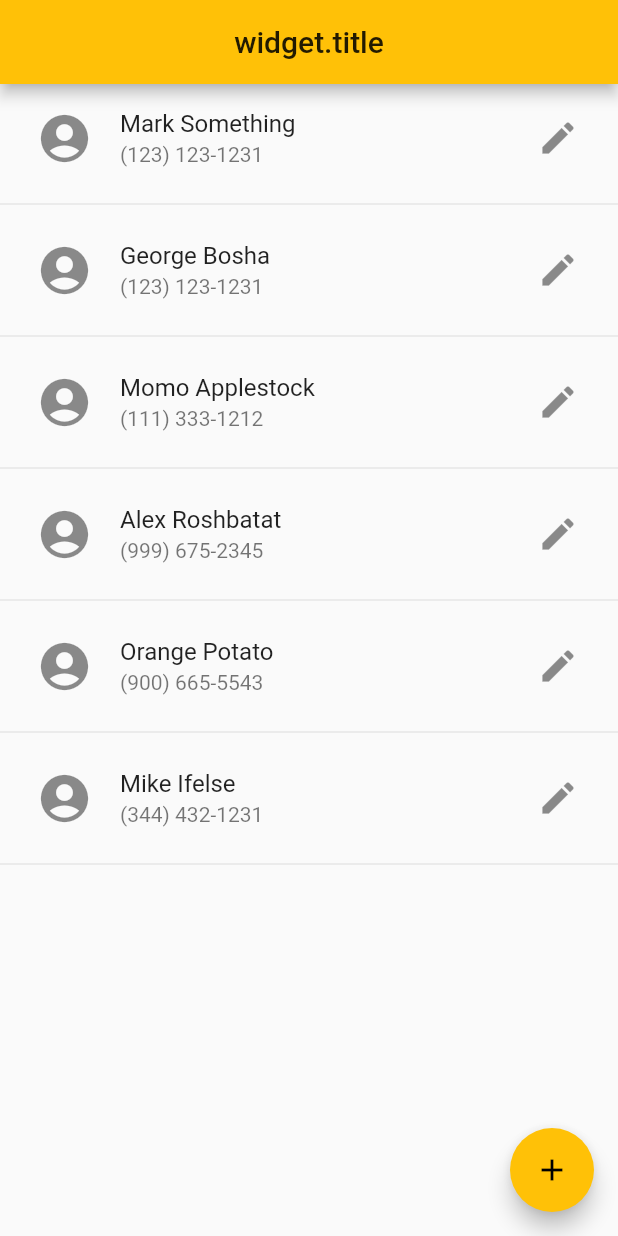
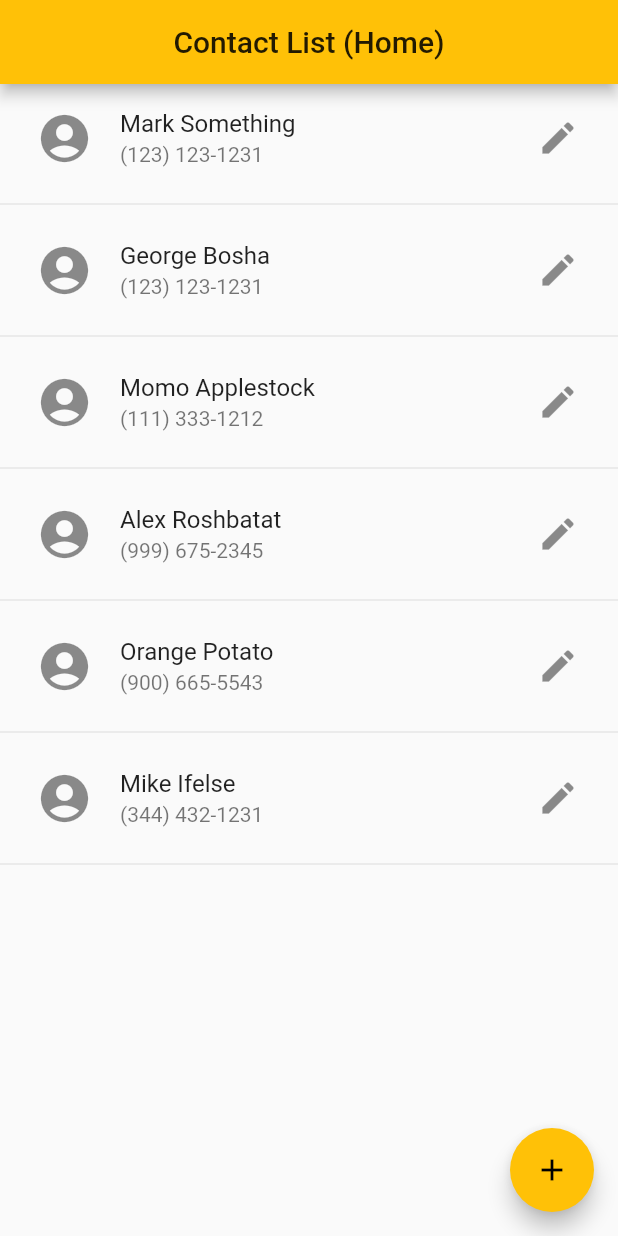
Before and after one commit to AlexVar196/FlutterContactList, a Flutter app: the screen it shows after launch, on a phone screen of 412 x 824 dp. Run offline on Flutter 3.47's test engine with Material 2 defaults, Android fonts, the phone set to English and light mode, and no system bars; our stand-ins replace mvc_pattern.

Commit message:
finalized MVC pattern

```diff
--- a/lib/controller/contact_list_controller.dart
+++ /dev/null
@@ -1,21 +0,0 @@
-import 'package:mvc_pattern/mvc_pattern.dart';
-import '../model/contact_list_model.dart';
-
-class ContactListController extends ControllerMVC  {
-
-  static ContactListController _controller = ContactListController._internal();
-
-  /// Singleton Factory
-  factory ContactListController(){
-    if (_controller == null) _controller = ContactListController._internal();
-    return _controller;
-  }
-
-  ContactListController._internal();
-  /// Allow for easy access to 'the Controller' throughout the application.
-  static ContactListController get con => _controller;
-
-  int get counter => ContactListModel.num;
-  int _counter = 0;
-  void incrementCounter() => _counter++;
-}
--- /dev/null
+++ b/lib/controller/contact_list_home_controller.dart
@@ -0,0 +1,62 @@
+import 'dart:convert';
+import 'dart:developer';
+
+import 'package:flutter/material.dart';
+import 'package:flutter/src/widgets/framework.dart';
+import 'package:flutter_app/model/contact_model.dart';
+import 'package:flutter_app/view/contact_info_page.dart';
+import 'package:flutter_app/view/contact_list_edit_page.dart';
+import 'package:mvc_pattern/mvc_pattern.dart';
+import '../model/contact_list_model.dart';
+import '../model/contact_list_data_string.dart' as contactListData;
+
+class ContactListHomeController extends ControllerMVC {
+  static ContactListHomeController _controller =
+      ContactListHomeController._internal();
+
+  /// Singleton Factory
+  factory ContactListHomeController() {
+    if (_controller == null)
+      _controller = ContactListHomeController._internal();
+    return _controller;
+  }
+
+  ContactListHomeController._internal();
+
+  /// Allow for easy access to 'the Controller' throughout the application.
+  static ContactListHomeController get con => _controller;
+
+  int get counter => ContactListModel.num;
+
+  void addContact() => ContactListModel().addContact();
+
+  void onEditContactPressed(NavigatorState nav, ContactModel contact) {
+    String name = contact.getFullName();
+    log("ContactListHomeController: onEditContactPressed for $name");
+    nav.push(MaterialPageRoute(builder: (context) => ContactListEditPage(contact)));
+  }
+
+  void onViewContactPressed(NavigatorState nav, ContactModel contact) {
+    nav.push(MaterialPageRoute(builder: (context) => ContactInfoPage(contact)));
+    log("ContactListHomeController: onViewContactPressed");
+/*
+    String name = contact.getFullName();
+    log("controller onViewContactPressed for $name");*/
+/*
+    Navigator.of(context).push(
+        MaterialPageRoute(builder: (context) => ContactInfoPage(contact)));
+    log("ContactListHomeController: onAddContactPressed");*/
+  }
+
+  void onAddContactPressed() {
+    log("ContactListHomeController: onAddContactPressed");
+  }
+
+  List<ContactModel> parseContactsFromJson() {
+    var jsonData = jsonDecode(contactListData.data) as List;
+    List<ContactModel> contacts =
+        jsonData.map((x) => ContactModel.fromJson(x)).toList();
+    print(contacts);
+    return contacts;
+  }
+}
--- a/lib/model/contact_list_model.dart
+++ b/lib/model/contact_list_model.dart
@@ -1,8 +1,15 @@
-class ContactListModel{
-    static int _num =0;
-    static int get num => _num;
+import '../model/contact_model.dart';
 
+class ContactListModel {
+  static int _num = 0;
 
+  static int get num => _num;
 
+  static List<ContactModel>? contactList = null;
 
+  void addContact() {}
+
+  void removeContact() {}
+
+  void editContact() {}
 }
--- /dev/null
+++ b/lib/view/contact_info_page.dart
@@ -0,0 +1,93 @@
+import 'dart:convert';
+import 'dart:core';
+import 'package:flutter/material.dart';
+import 'dart:developer';
+import '../model/contact_model.dart';
+import '../controller/edit_page_controller.dart';
+import '../model/contact_list_data_string.dart' as contactListData;
+
+class ContactInfoPage extends StatefulWidget {
+  ContactInfoPage(this.contact, {Key? key}) : super(key: key);
+
+  final ContactModel contact;
+  final String title = "Contact List (Home)";
+
+  @override
+  _ContactListEditPage createState() => _ContactListEditPage();
+}
+
+class _ContactListEditPage extends State<ContactInfoPage> {
+  final EditPageController _con = EditPageController();
+
+  String getInitials(String name) => name.isNotEmpty
+      ? name.trim().split(' ').map((l) => l[0]).take(3).join()
+      : '';
+
+  @override
+  Widget build(BuildContext context) {
+    return Scaffold(
+      appBar: AppBar(
+        title: Text(widget.contact.getFullName()),
+        actions: <Widget>[
+          IconButton(
+              icon: Icon(Icons.edit),
+              onPressed: () {
+                log("Icons.edit for ${widget.contact.getFullName()}");
+              })
+        ],
+      ),
+      body: SafeArea(
+        child: Column(mainAxisAlignment: MainAxisAlignment.center, children: [
+          CircleAvatar(
+            child: Text(getInitials(widget.contact.getFullName()).toUpperCase(),
+                style: TextStyle(fontSize: 45)),
+            radius: 60.0,
+            backgroundColor: Colors.amber,
+          ),
+          SizedBox(height: 15),
+          Text(
+            widget.contact.getFullName(),
+            style: TextStyle(
+                fontSize: 27.0,
+                fontFamily: 'Source Sans Pro',
+                color: Colors.amber,
+                fontWeight: FontWeight.bold,
+                letterSpacing: 2.5),
+          ),
+          Card(
+            margin: EdgeInsets.symmetric(vertical: 10.0, horizontal: 25.0),
+            child: ListTile(
+              leading: Icon(
+                Icons.phone,
+                color: Colors.cyan,
+              ),
+              title: Text(
+                widget.contact.getPhoneNumber(),
+                style: TextStyle(
+                    fontSize: 20.0,
+                    fontFamily: 'Source Sans Pro',
+                    color: Colors.cyan),
+              ),
+            ),
+          ),
+          Card(
+            margin: EdgeInsets.symmetric(vertical: 10.0, horizontal: 25.0),
+            child: ListTile(
+              leading: Icon(
+                Icons.email,
+                color: Colors.cyan,
+              ),
+              title: Text(
+                widget.contact.getEmail(),
+                style: TextStyle(
+                    fontFamily: 'Source Sans Pro',
+                    fontSize: 20.0,
+                    color: Colors.cyan),
+              ),
+            ),
+          ),
+        ]),
+      ),
+    );
+  }
+}
--- /dev/null
+++ b/lib/view/contact_list_edit_page.dart
@@ -0,0 +1,89 @@
+import 'dart:convert';
+import 'dart:core';
+import 'package:flutter/material.dart';
+import 'dart:developer';
+import '../model/contact_model.dart';
+import '../controller/edit_page_controller.dart';
+import '../model/contact_list_data_string.dart' as contactListData;
+
+class ContactListEditPage extends StatefulWidget {
+  ContactListEditPage(this.contact, {Key? key}) : super(key: key);
+
+  final ContactModel contact;
+  final String title = "Contact List (Home)";
+
+  @override
+  _ContactListEditPage createState() => _ContactListEditPage();
+}
+
+class _ContactListEditPage extends State<ContactListEditPage> {
+  final EditPageController _con = EditPageController();
+
+  @override
+  Widget build(BuildContext context) {
+    return Scaffold(
+      appBar: AppBar(title: Text("Editing: ")),
+      body: Form(
+        child: Column(mainAxisAlignment: MainAxisAlignment.center, children: [
+          Card(
+            margin: EdgeInsets.symmetric(vertical: 10.0, horizontal: 25.0),
+            child: ListTile(
+              leading: Icon(
+                Icons.account_circle,
+                color: Colors.cyan,
+              ),
+              title: TextFormField(
+                  decoration: InputDecoration(labelText: "First Name"),
+                  initialValue: widget.contact.getFirstName()),
+            ),
+          ),
+          Card(
+            margin: EdgeInsets.symmetric(vertical: 10.0, horizontal: 25.0),
+            child: ListTile(
+              leading: Icon(
+                Icons.account_circle,
+                color: Colors.cyan,
+              ),
+              title: TextFormField(
+                  decoration: InputDecoration(labelText: "Last Name"),
+                  initialValue: widget.contact.getLastName()),
+            ),
+          ),
+          Card(
+            margin: EdgeInsets.symmetric(vertical: 10.0, horizontal: 25.0),
+            child: ListTile(
+              leading: Icon(
+                Icons.phone,
+                color: Colors.cyan,
+              ),
+              title: TextFormField(
+                decoration: InputDecoration(labelText: "Phone Number"),
+                initialValue: widget.contact.getPhoneNumber(),
+              ),
+            ),
+          ),
+          Card(
+            margin: EdgeInsets.symmetric(vertical: 10.0, horizontal: 25.0),
+            child: ListTile(
+              leading: Icon(
+                Icons.email,
+                color: Colors.cyan,
+              ),
+              title: TextFormField(
+                  decoration: InputDecoration(labelText: "Email"),
+                  initialValue: widget.contact.getEmail()),
+            ),
+          ),
+          ElevatedButton(
+              onPressed: () {
+                setState(() {});
+                ScaffoldMessenger.of(context).showSnackBar(
+                  const SnackBar(content: Text('Contact Successfully Edited')),
+                );
+              },
+              child: Text("Save Changes")),
+        ]),
+      ),
+    );
+  }
+}
--- a/lib/view/contact_list_home.dart
+++ b/lib/view/contact_list_home.dart
@@ -1,34 +1,55 @@
 import 'dart:convert';
 import 'dart:core';
 import 'package:flutter/material.dart';
+import 'package:flutter_app/view/contact_info_page.dart';
 import 'dart:developer';
 import '../model/contact_model.dart';
-import '../controller/contact_list_controller.dart';
-import '../model/contact_list_string.dart' as contactListData;
+import '../controller/contact_list_home_controller.dart';
+import '../model/contact_list_data_string.dart' as contactListData;
+import 'contact_list_edit_page.dart';
 
 class ContactListHome extends StatefulWidget {
   ContactListHome({Key? key}) : super(key: key);
 
+  final String title = "Contact List (Home)";
 
   @override
   _ContactListHomeState createState() => _ContactListHomeState();
 }
 
 class _ContactListHomeState extends State<ContactListHome> {
+  final ContactListHomeController _con = ContactListHomeController();
 
-  final ContactListController  _con = ContactListController();
+  @override
+  Widget build(BuildContext context) {
+    return Scaffold(
+      appBar: AppBar(
+        centerTitle: true,
+        // Here we take the value from the MyHomePage object that was created by
+        // the App.build method, and use it to set our appbar title.
+        title: Text(widget.title),
+      ),
+      body: getContactListView(),
+
+      floatingActionButton: FloatingActionButton(
+        onPressed: _con.onAddContactPressed,
+        tooltip: 'Add Contact',
+        child: Icon(Icons.add),
+      ), // This trailing comma makes auto-formatting nicer for build methods.
+    );
+  }
 
   List<ContactModel> parseContactsFromJson() {
     var jsonData = jsonDecode(contactListData.data) as List;
     List<ContactModel> contacts =
         jsonData.map((x) => ContactModel.fromJson(x)).toList();
-    print(contacts);
+    //print(contacts);
     return contacts;
   }
 
   Widget getContactListView() {
-    var _contactList = parseContactsFromJson();
-
+    //  var _contactList = parseContactsFromJson();
+    var _contactList = _con.parseContactsFromJson();
     return ListView.builder(
         itemCount: _contactList.length * 2,
         itemBuilder: (context, count) {
@@ -48,8 +69,7 @@ class _ContactListHomeState extends State<ContactListHome> {
             size: 38,
           ),
           onPressed: () {
-            String name = contact.getFullName();
-            log("_viewContact $name");
+            log("_viewContactInfo(contact)");
             _viewContactInfo(contact);
           },
         ),
@@ -64,8 +84,7 @@ class _ContactListHomeState extends State<ContactListHome> {
             size: 28,
           ),
           onPressed: () {
-            String name = contact.getFullName();
-            log("_editContact $name");
+            log("_editContactInfo.(contact)");
             _editContactInfo(contact);
           },
         ),
@@ -73,177 +92,11 @@ class _ContactListHomeState extends State<ContactListHome> {
     );
   }
 
-  String getInitials(String name) => name.isNotEmpty
-      ? name.trim().split(' ').map((l) => l[0]).take(3).join()
-      : '';
-
   void _editContactInfo(ContactModel contact) {
-    String name = contact.getFullName();
-    log("_editContactInfo for $name");
-
-    Navigator.of(context)
-        .push(MaterialPageRoute(builder: (BuildContext context) {
-      return Scaffold(
-        appBar: AppBar(title: Text("Editing: " + name)),
-        body: Form(
-          child: Column(mainAxisAlignment: MainAxisAlignment.center, children: [
-            Card(
-              margin: EdgeInsets.symmetric(vertical: 10.0, horizontal: 25.0),
-              child: ListTile(
-                leading: Icon(
-                  Icons.account_circle,
-                  color: Colors.cyan,
-                ),
-                title: TextFormField(
-                    decoration: InputDecoration(labelText: "First Name"),
-                    initialValue: contact.getFirstName()),
-              ),
-            ),
-            Card(
-              margin: EdgeInsets.symmetric(vertical: 10.0, horizontal: 25.0),
-              child: ListTile(
-                leading: Icon(
-                  Icons.account_circle,
-                  color: Colors.cyan,
-                ),
-                title: TextFormField(
-                    decoration: InputDecoration(labelText: "Last Name"),
-                    initialValue: contact.getLastName()),
-              ),
-            ),
-            Card(
-              margin: EdgeInsets.symmetric(vertical: 10.0, horizontal: 25.0),
-              child: ListTile(
-                leading: Icon(
-                  Icons.phone,
-                  color: Colors.cyan,
-                ),
-                title: TextFormField(
-                  decoration: InputDecoration(labelText: "Phone Number"),
-                  initialValue: contact.getPhoneNumber(),
-                ),
-              ),
-            ),
-            Card(
-              margin: EdgeInsets.symmetric(vertical: 10.0, horizontal: 25.0),
-              child: ListTile(
-                leading: Icon(
-                  Icons.email,
-                  color: Colors.cyan,
-                ),
-                title: TextFormField(
-                    decoration: InputDecoration(labelText: "Email"),
-                    initialValue: contact.getEmail()),
-              ),
-            ),
-            ElevatedButton(
-                onPressed: () {
-                  setState(() {});
-                  ScaffoldMessenger.of(context).showSnackBar(
-                    const SnackBar(
-                        content: Text('Contact Successfully Edited')),
-                  );
-                },
-                child: Text("Save Changes")),
-          ]),
-        ),
-      );
-    }));
+    _con.onEditContactPressed(Navigator.of(context), contact);
   }
 
   void _viewContactInfo(ContactModel contact) {
-    String name = contact.getFullName();
-    log("_viewContactInfo for $name");
-
-    Navigator.of(context)
-        .push(MaterialPageRoute(builder: (BuildContext context) {
-      return Scaffold(
-        appBar: AppBar(
-          title: Text(name),
-          actions: <Widget>[
-            IconButton(
-                icon: Icon(Icons.edit),
-                onPressed: () {
-                  log("Icons.edit for $name");
-                })
-          ],
-        ),
-        body: SafeArea(
-          child: Column(mainAxisAlignment: MainAxisAlignment.center, children: [
-            CircleAvatar(
-              child: Text(getInitials(name).toUpperCase(),
-                  style: TextStyle(fontSize: 45)),
-              radius: 60.0,
-              backgroundColor: Colors.amber,
-            ),
-            SizedBox(height: 15),
-            Text(
-              name,
-              style: TextStyle(
-                  fontSize: 27.0,
-                  fontFamily: 'Source Sans Pro',
-                  color: Colors.amber,
-                  fontWeight: FontWeight.bold,
-                  letterSpacing: 2.5),
-            ),
-            Card(
-              margin: EdgeInsets.symmetric(vertical: 10.0, horizontal: 25.0),
-              child: ListTile(
-                leading: Icon(
-                  Icons.phone,
-                  color: Colors.cyan,
-                ),
-                title: Text(
-                  contact.getPhoneNumber(),
-                  style: TextStyle(
-                      fontSize: 20.0,
-                      fontFamily: 'Source Sans Pro',
-                      color: Colors.cyan),
-                ),
-              ),
-            ),
-            Card(
-              margin: EdgeInsets.symmetric(vertical: 10.0, horizontal: 25.0),
-              child: ListTile(
-                leading: Icon(
-                  Icons.email,
-                  color: Colors.cyan,
-                ),
-                title: Text(
-                  contact.getEmail(),
-                  style: TextStyle(
-                      fontFamily: 'Source Sans Pro',
-                      fontSize: 20.0,
-                      color: Colors.cyan),
-                ),
-              ),
-            ),
-          ]),
-        ),
-      );
-    }));
-  }
-
-  @override
-  Widget build(BuildContext context) {
-    return Scaffold(
-      appBar: AppBar(
-        centerTitle: true,
-        // Here we take the value from the MyHomePage object that was created by
-        // the App.build method, and use it to set our appbar title.
-        title: Text('widget.title'),
-      ),
-      body: getContactListView(),
-
-      floatingActionButton: FloatingActionButton(
-        onPressed: _addContact,
-        tooltip: 'Increment',
-        child: Icon(Icons.add),
-      ), // This trailing comma makes auto-formatting nicer for build methods.
-    );
-  }
-
-  void _addContact() {
-    log("_addContact");
+    _con.onViewContactPressed(Navigator.of(context), contact);
   }
 }
```
Also changed, not shown: lib/controller/edit_page_controller.dart (added, +24 -0 lines), lib/model/contact_list_data_string.dart (renamed from lib/model/contact_list_string.dart).
